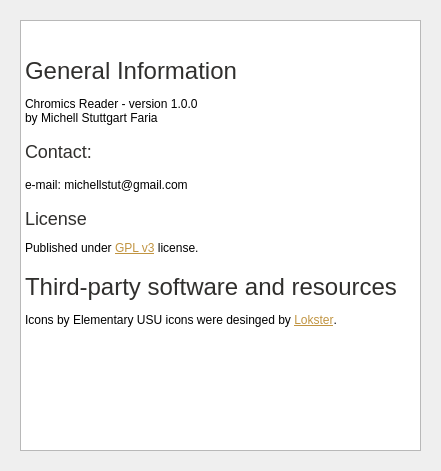
The window that view/about_dialog.ui (mstuttgart/pynocchio) describes before a commit, drawn with Qt 5.
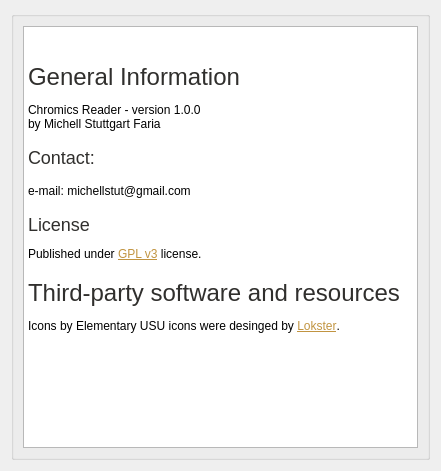
The same window after the commit. Icons and pictures are not drawn.

```diff
--- a/view/about_dialog.ui
+++ b/view/about_dialog.ui
@@ -22,7 +22,7 @@
   </property>
   <layout class="QHBoxLayout" name="horizontalLayout">
    <item>
-    <widget class="QWidget" name="widget" native="true">
+    <widget class="QGroupBox" name="groupBox">
      <layout class="QVBoxLayout" name="verticalLayout">
       <item>
        <widget class="QTextBrowser" name="textBrowser">
```
Left out of the diff: 5 changed lines with no effect on the pictures.
